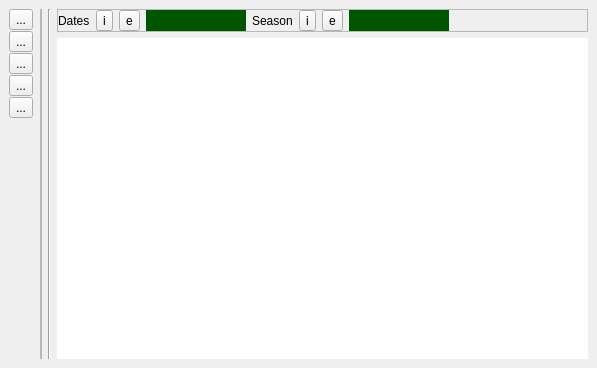
The window that timeseriesviewer/ui/timeseriesdock.ui (jakimowb/eo-time-series-viewer) describes before a commit, drawn with Qt 5.
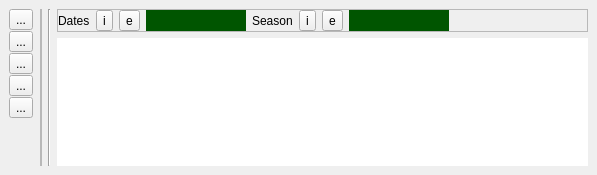
The same window after the commit.

Commit message: stretchToCurrentExtent to optimize bandview settings for current sensor

What changed in the file:
```diff
--- a/timeseriesviewer/ui/timeseriesdock.ui
+++ b/timeseriesviewer/ui/timeseriesdock.ui
@@ -7,7 +7,7 @@
     <x>0</x>
     <y>0</y>
     <width>597</width>
-    <height>368</height>
+    <height>175</height>
    </rect>
   </property>
   <property name="sizePolicy">
```
The commit also changes 2 other files.
